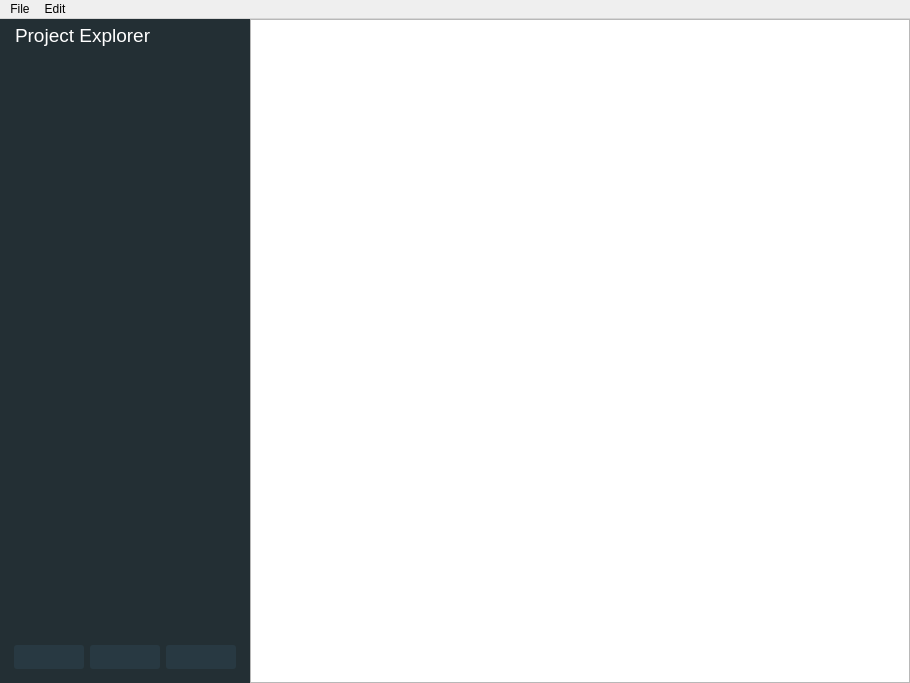
Before: the Qt Designer form cutscene/resources/mainwindow_view.ui in amanatron/CUT-SCENE, drawn with Qt 5.
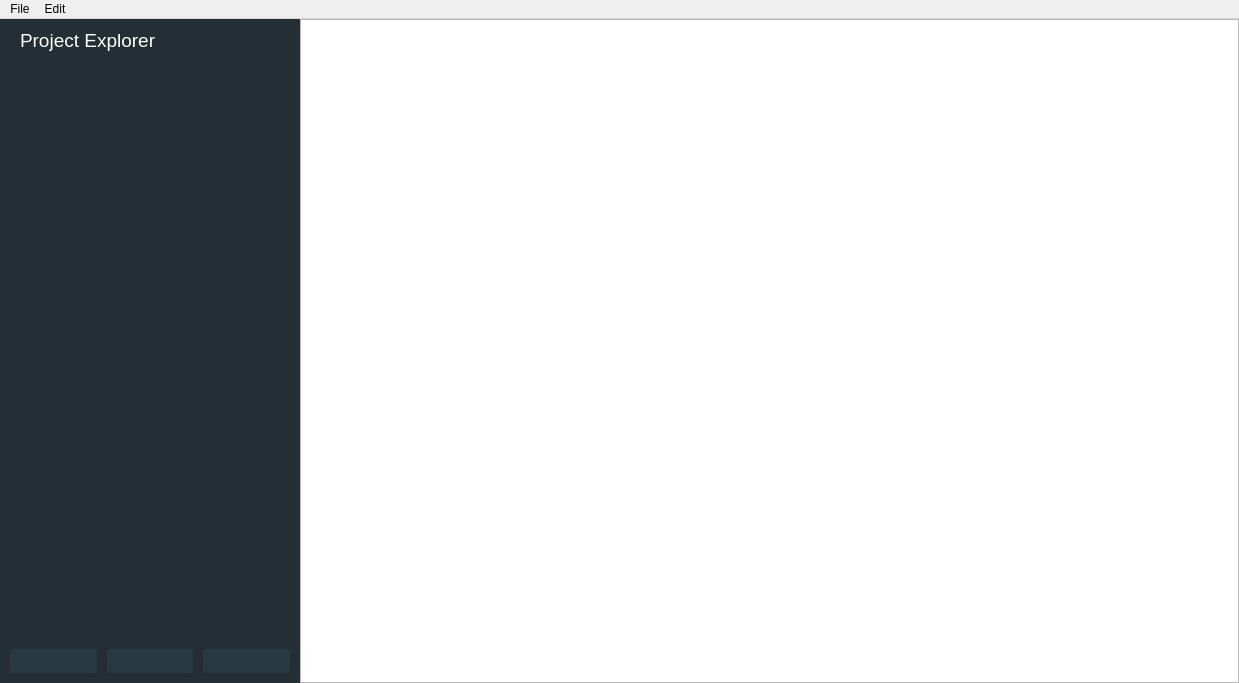
After: the same form once the commit is applied. Icons and pictures are not drawn.

The edit to the form file:
```diff
--- a/cutscene/resources/mainwindow_view.ui
+++ b/cutscene/resources/mainwindow_view.ui
@@ -6,7 +6,7 @@
    <rect>
     <x>0</x>
     <y>0</y>
-    <width>910</width>
+    <width>1239</width>
     <height>683</height>
    </rect>
   </property>
@@ -37,13 +37,13 @@
      <widget class="QWidget" name="widget" native="true">
       <property name="minimumSize">
        <size>
-        <width>250</width>
+        <width>300</width>
         <height>0</height>
        </size>
       </property>
       <property name="maximumSize">
        <size>
-        <width>250</width>
+        <width>300</width>
         <height>16777215</height>
        </size>
       </property>
@@ -52,19 +52,19 @@
       </property>
       <layout class="QVBoxLayout" name="verticalLayout">
        <property name="spacing">
-        <number>5</number>
+        <number>10</number>
        </property>
        <property name="leftMargin">
-        <number>5</number>
+        <number>10</number>
        </property>
        <property name="topMargin">
-        <number>5</number>
+        <number>10</number>
        </property>
        <property name="rightMargin">
-        <number>5</number>
+        <number>10</number>
        </property>
        <property name="bottomMargin">
-        <number>5</number>
+        <number>10</number>
        </property>
        <item>
         <widget class="QLabel" name="label">
@@ -100,7 +100,8 @@
 QTreeView::item {
 	border-radius: 2px;
 	border: 0px;
-	margin: 3px;
+	margin-top: 3px;
+	margin-bottom: 3px;
 	padding: 5px;
     color: rgb(255, 255, 255);
 }
@@ -167,6 +168,21 @@
 }</string>
          </property>
          <layout class="QHBoxLayout" name="horizontalLayout">
+          <property name="spacing">
+           <number>10</number>
+          </property>
+          <property name="leftMargin">
+           <number>0</number>
+          </property>
+          <property name="topMargin">
+           <number>0</number>
+          </property>
+          <property name="rightMargin">
+           <number>0</number>
+          </property>
+          <property name="bottomMargin">
+           <number>0</number>
+          </property>
           <item>
            <widget class="QPushButton" name="addLevel">
             <property name="toolTip">
@@ -250,7 +266,7 @@
     <rect>
      <x>0</x>
      <y>0</y>
-     <width>910</width>
+     <width>1239</width>
      <height>26</height>
     </rect>
    </property>
```
Left out of the diff: 15 changed lines with no effect on the pictures.
